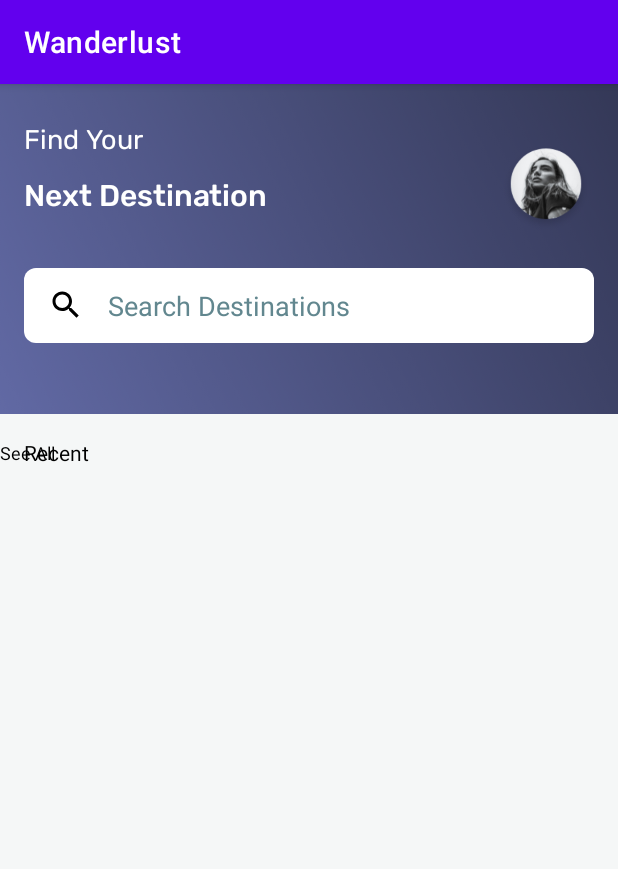
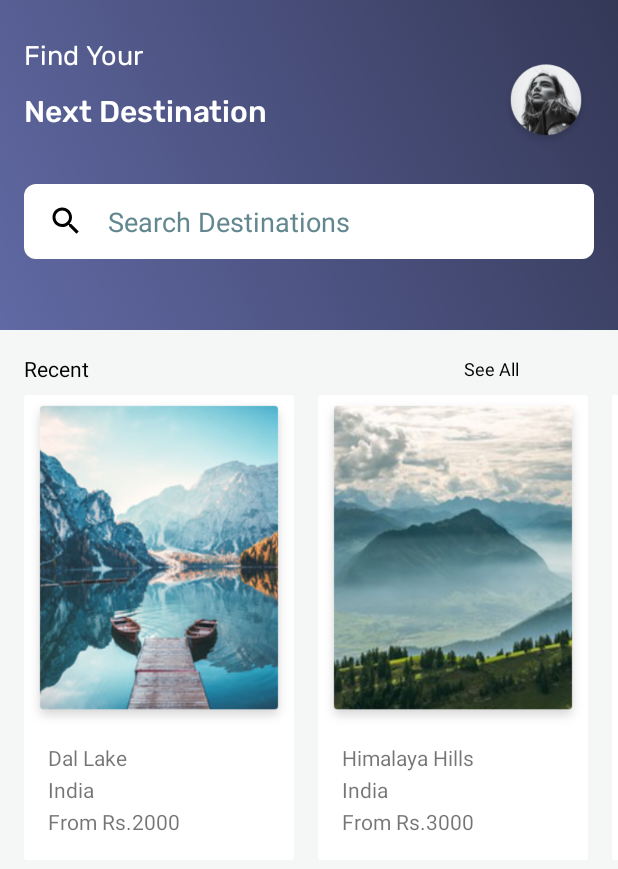
Before and after one commit to deepak27rathore/Wanderlust, an Android app: the screen it shows after launch (MainActivity), on a phone screen of 412 x 824 dp. Shown: the top 869 px of the screen. Run offline under Robolectric (Android 15) with nearby library versions, the phone set to English and light mode, and no system bars; Roboto replaces fonts that are not available here.

Commit message:
recetns item recyclerview set successfully

```diff
--- a/app/src/main/java/com/wanderlust/app/MainActivity.java
+++ b/app/src/main/java/com/wanderlust/app/MainActivity.java
@@ -1,14 +1,44 @@
 package com.wanderlust.app;
 
 import androidx.appcompat.app.AppCompatActivity;
+import androidx.recyclerview.widget.LinearLayoutManager;
+import androidx.recyclerview.widget.RecyclerView;
 
 import android.os.Bundle;
 
+import com.wanderlust.app.adapter.RecentsAdapter;
+import com.wanderlust.app.model.RecentsData;
+
+import java.util.ArrayList;
+import java.util.List;
+
 public class MainActivity extends AppCompatActivity {
+    RecyclerView recentRecycler;
+    RecentsAdapter recentsAdapter;
 
     @Override
     protected void onCreate(Bundle savedInstanceState) {
         super.onCreate(savedInstanceState);
         setContentView(R.layout.activity_main);
+
+        List<RecentsData> recentsDataList = new ArrayList<>();
+        recentsDataList.add(new RecentsData("Dal Lake","India","From Rs.2000",R.drawable.recentimage1));
+        recentsDataList.add(new RecentsData("Himalaya Hills","India","From Rs.3000",R.drawable.recentimage2));
+        recentsDataList.add(new RecentsData("Nilgiri Lake","India","From Rs.4000",R.drawable.recentimage1));
+        recentsDataList.add(new RecentsData("Udaygiri Hills","India","From Rs.3000",R.drawable.recentimage2));
+        recentsDataList.add(new RecentsData("Rajsamand Lake","India","From Rs.3500",R.drawable.recentimage1));
+        recentsDataList.add(new RecentsData("Arawali Hills","India","From Rs.1500",R.drawable.recentimage2));
+
+        setRecentRecycler(recentsDataList);
+
+    }
+    private  void setRecentRecycler(List<RecentsData> recentsDataList){
+
+        recentRecycler = findViewById(R.id.recent_recycler);
+        RecyclerView.LayoutManager layoutManager = new LinearLayoutManager(this, RecyclerView.HORIZONTAL, false);
+        recentRecycler.setLayoutManager(layoutManager);
+        recentsAdapter = new RecentsAdapter(this, recentsDataList);
+        recentRecycler.setAdapter(recentsAdapter);
+
     }
 }
--- a/app/src/main/java/com/wanderlust/app/adapter/RecentsAdapter.java
+++ b/app/src/main/java/com/wanderlust/app/adapter/RecentsAdapter.java
@@ -20,6 +20,11 @@ public class RecentsAdapter extends RecyclerView.Adapter<RecentsAdapter.RecentsV
     Context context;
     List<RecentsData> recentsDataList;
 
+    public RecentsAdapter(Context context, List<RecentsData> recentsDataList) {
+        this.context = context;
+        this.recentsDataList = recentsDataList;
+    }
+
     @NonNull
     @Override
     public RecentsViewHolder onCreateViewHolder(@NonNull ViewGroup parent, int viewType) {
@@ -30,6 +35,12 @@ public class RecentsAdapter extends RecyclerView.Adapter<RecentsAdapter.RecentsV
 
     @Override
     public void onBindViewHolder(@NonNull RecentsViewHolder holder, int position) {
+
+
+        holder.countryName.setText(recentsDataList.get(position).getCountryName());
+        holder.placeName.setText(recentsDataList.get(position).getPlaceName());
+        holder.price.setText(recentsDataList.get(position).getPrice());
+        holder.placeImage.setImageResource(recentsDataList.get(position).getImageUrl());
 
     }
 
--- a/app/src/main/res/layout/activity_main.xml
+++ b/app/src/main/res/layout/activity_main.xml
@@ -87,15 +87,17 @@
         android:id="@+id/textView6"
         android:layout_width="wrap_content"
         android:layout_height="wrap_content"
+        android:layout_marginStart="250dp"
         android:fontFamily="@font/roboto_bold"
         android:text="See All"
         android:textColor="@color/black"
         android:textSize="12sp"
         app:layout_constraintBottom_toBottomOf="@+id/textView5"
-        app:layout_constraintTop_toTopOf="@+id/textView5"
-        tools:layout_editor_absoluteX="310dp" />
+        app:layout_constraintStart_toEndOf="@+id/textView5"
+        app:layout_constraintTop_toTopOf="@+id/textView5" />
 
     <androidx.recyclerview.widget.RecyclerView
+        android:id="@+id/recent_recycler"
         android:layout_width="0dp"
         android:layout_height="wrap_content"
         android:layout_marginTop="8dp"
--- a/app/src/main/res/layout/recents_row_item.xml
+++ b/app/src/main/res/layout/recents_row_item.xml
@@ -2,8 +2,9 @@
 <androidx.constraintlayout.widget.ConstraintLayout xmlns:android="http://schemas.android.com/apk/res/android"
     xmlns:app="http://schemas.android.com/apk/res-auto"
     xmlns:tools="http://schemas.android.com/tools"
-    android:layout_width="200dp"
+    android:layout_width="180dp"
     android:layout_height="wrap_content"
+    android:layout_marginStart="16dp"
     android:background="@drawable/card_bg">
 
     <ImageView
@@ -34,7 +35,7 @@
         android:id="@+id/country_name"
         android:layout_width="wrap_content"
         android:layout_height="wrap_content"
-        android:layout_marginTop="8dp"
+        android:layout_marginTop="2dp"
         android:text="India"
         app:layout_constraintStart_toStartOf="@+id/place_name"
         app:layout_constraintTop_toBottomOf="@+id/place_name" />
@@ -43,7 +44,7 @@
         android:id="@+id/price"
         android:layout_width="wrap_content"
         android:layout_height="19dp"
-        android:layout_marginTop="8dp"
+        android:layout_marginTop="2dp"
         android:layout_marginBottom="16dp"
         android:text="From Rs.3000"
         app:layout_constraintBottom_toBottomOf="parent"
--- a/app/src/main/res/values-night/themes.xml
+++ b/app/src/main/res/values-night/themes.xml
@@ -1,6 +1,6 @@
 <resources xmlns:tools="http://schemas.android.com/tools">
     <!-- Base application theme. -->
-    <style name="Theme.Wanderlust" parent="Theme.MaterialComponents.DayNight.DarkActionBar">
+    <style name="Theme.Wanderlust" parent="Theme.MaterialComponents.DayNight.NoActionBar">
         <!-- Primary brand color. -->
         <item name="colorPrimary">@color/purple_200</item>
         <item name="colorPrimaryVariant">@color/purple_700</item>
--- a/app/src/main/res/values/themes.xml
+++ b/app/src/main/res/values/themes.xml
@@ -1,6 +1,6 @@
 <resources xmlns:tools="http://schemas.android.com/tools">
     <!-- Base application theme. -->
-    <style name="Theme.Wanderlust" parent="Theme.MaterialComponents.DayNight.DarkActionBar">
+    <style name="Theme.Wanderlust" parent="Theme.MaterialComponents.DayNight.NoActionBar">
         <!-- Primary brand color. -->
         <item name="colorPrimary">@color/purple_500</item>
         <item name="colorPrimaryVariant">@color/purple_700</item>
```
